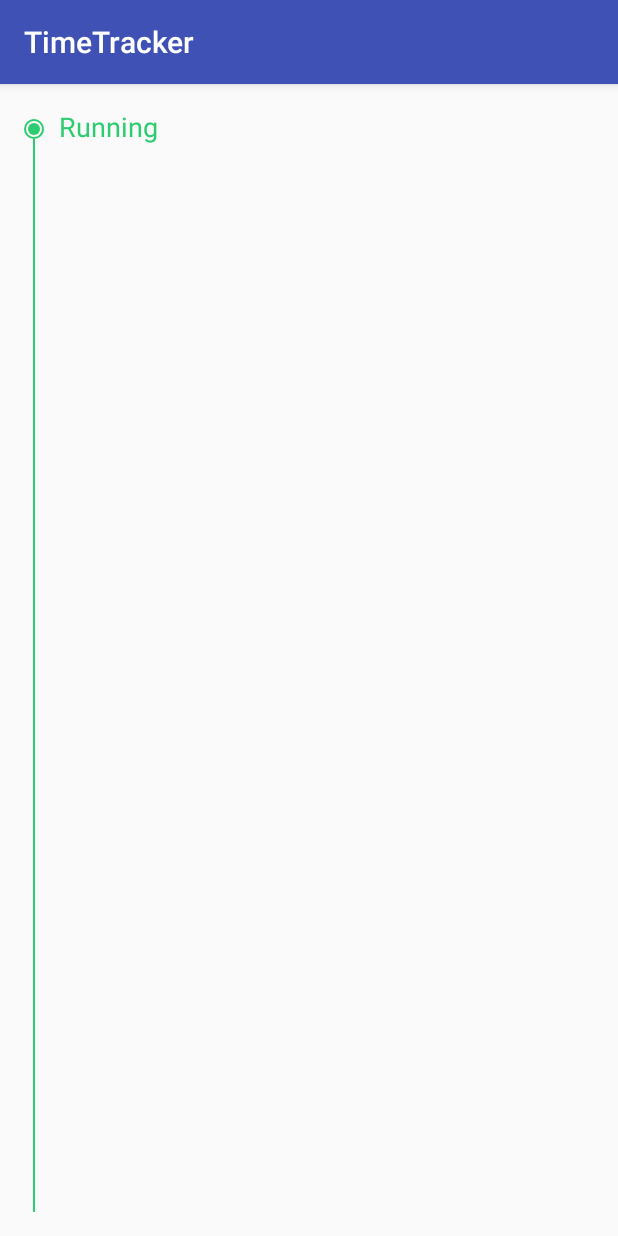
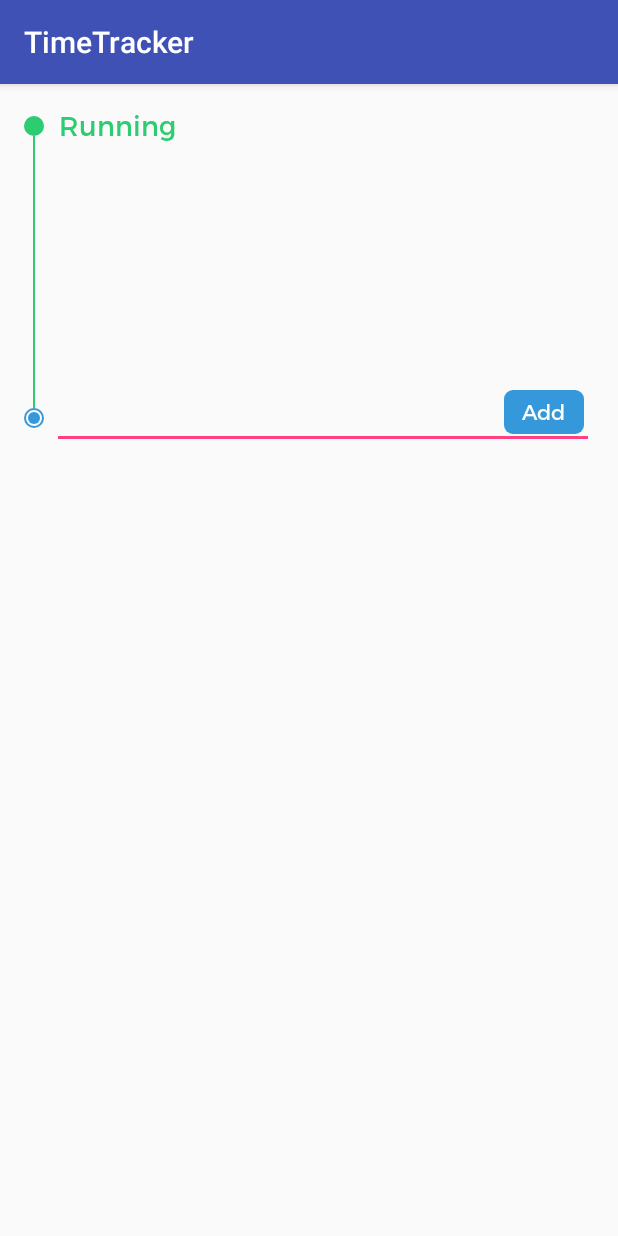
Before and after one commit to eddieberklee/wsup, an Android app: the screen it shows after launch (MainActivity), on a phone screen of 412 x 824 dp. Run offline under Robolectric (Android 15) with nearby library versions, the phone set to English and light mode, and no system bars; libraries missing offline, so code that uses them is left out: com.compscieddy.eddie_utils; 2 statements that could not run were skipped.

Commit message:
custom textview edittext with font and colors, add button

```diff
--- /dev/null
+++ b/app/src/main/java/com/compscieddy/timetracker/FontCache.java
@@ -0,0 +1,59 @@
+package com.compscieddy.timetracker;
+
+import android.content.Context;
+import android.graphics.Typeface;
+
+import java.util.HashMap;
+
+/**
+ * Created by elee on 1/7/16.
+ */
+public class FontCache {
+
+  public static final int MONTSERRAT_HAIRLINE   = 0;
+  public static final int MONTSERRAT_ULTRALIGHT = 1;
+  public static final int MONTSERRAT_LIGHT      = 2;
+  public static final int MONTSERRAT_REGULAR    = 3;
+  public static final int MONTSERRAT_SEMIBOLD   = 4;
+  public static final int MONTSERRAT_BOLD       = 5;
+  public static final int MONTSERRAT_EXTRABOLD  = 6;
+  public static final int MONTSERRAT_BLACK      = 7;
+
+  private static HashMap<Integer, Typeface> fontCache = new HashMap<>();
+
+  public static Typeface get(Context context, int id) {
+    Typeface tf = fontCache.get(id);
+    if (tf == null) {
+      String path = "";
+      switch (id) {
+        case MONTSERRAT_HAIRLINE:
+          path = "Montserrat-Hairline.otf";
+          break;
+        case MONTSERRAT_ULTRALIGHT:
+          path = "Montserrat-UltraLight.otf";
+          break;
+        case MONTSERRAT_LIGHT:
+          path = "Montserrat-Light.otf";
+          break;
+        case MONTSERRAT_REGULAR:
+          path = "Montserrat-Regular.otf";
+          break;
+        case MONTSERRAT_SEMIBOLD:
+          path = "Montserrat-SemiBold.otf";
+          break;
+        case MONTSERRAT_BOLD:
+          path = "Montserrat-Bold.otf";
+          break;
+        case MONTSERRAT_EXTRABOLD:
+          path = "Montserrat-ExtraBold.otf";
+          break;
+        case MONTSERRAT_BLACK:
+          path = "Montserrat-Black.otf";
+          break;
+      }
+      tf = Typeface.createFromAsset(context.getAssets(), path);
+      fontCache.put(id, tf);
+    }
+    return tf;
+  }
+}
--- /dev/null
+++ b/app/src/main/java/com/compscieddy/timetracker/ForadayEditText.java
@@ -0,0 +1,40 @@
+package com.compscieddy.timetracker;
+
+import android.content.Context;
+import android.content.res.TypedArray;
+import android.util.AttributeSet;
+import android.widget.EditText;
+
+import com.compscieddy.eddie_utils.Etils;
+
+/**
+ * Created by elee on 1/7/16.
+ */
+public class ForadayEditText extends EditText {
+
+  public ForadayEditText(Context context, AttributeSet attrs) {
+    super(context, attrs);
+    init(context, attrs);
+  }
+
+  private void init(Context context, AttributeSet attrs) {
+    if (isInEditMode()) return;
+
+    TypedArray ta = context.obtainStyledAttributes(attrs, R.styleable.ForadayEditText);
+    int typefaceId = ta.getInt(R.styleable.ForadayEditText_fontface, FontCache.MONTSERRAT_REGULAR);
+    int color = ta.getInt(R.styleable.ForadayEditText_color, -1);
+    ta.recycle();
+
+    if (color != -1) {
+      setColor(color);
+    }
+    setTypeface(FontCache.get(context, typefaceId));
+  }
+
+  public void setColor(int color) {
+    Etils.applyColorFilter(this.getBackground(), color, true);
+    this.setTextColor(color);
+    this.setHighlightColor(Etils.setAlpha(color, 0.4f));
+  }
+
+}
--- /dev/null
+++ b/app/src/main/java/com/compscieddy/timetracker/ForadayTextView.java
@@ -0,0 +1,29 @@
+package com.compscieddy.timetracker;
+
+import android.content.Context;
+import android.content.res.TypedArray;
+import android.util.AttributeSet;
+import android.widget.TextView;
+
+/**
+ * Created by elee on 1/6/16.
+ */
+public class ForadayTextView extends TextView {
+
+  public ForadayTextView(Context context, AttributeSet attrs) {
+    super(context, attrs);
+    init(context, attrs);
+  }
+
+  private void init(Context context, AttributeSet attrs) {
+    if (isInEditMode()) return;
+
+    TypedArray ta = context.obtainStyledAttributes(attrs, R.styleable.ForadayTextView);
+    int typefaceId = ta.getInt(R.styleable.ForadayTextView_fontface, FontCache.MONTSERRAT_REGULAR);
+    setTypeface(FontCache.get(context, typefaceId));
+    ta.recycle();
+
+  }
+
+
+}
--- /dev/null
+++ b/app/src/main/res/drawable/blue_circle_fill.xml
@@ -0,0 +1,5 @@
+<?xml version="1.0" encoding="utf-8"?>
+<shape xmlns:android="http://schemas.android.com/apk/res/android"
+       android:shape="oval">
+    <solid android:color="@color/flatui_blue_1"/>
+</shape>
--- /dev/null
+++ b/app/src/main/res/drawable/blue_circle_outline.xml
@@ -0,0 +1,6 @@
+<?xml version="1.0" encoding="utf-8"?>
+<shape xmlns:android="http://schemas.android.com/apk/res/android"
+       android:shape="oval">
+    <stroke android:color="@color/flatui_blue_1"
+            android:width="1dp"/>
+</shape>
--- /dev/null
+++ b/app/src/main/res/drawable/blue_circle_outline_layered.xml
@@ -0,0 +1,10 @@
+<?xml version="1.0" encoding="utf-8"?>
+<layer-list xmlns:android="http://schemas.android.com/apk/res/android">
+    <item android:drawable="@drawable/blue_circle_outline"/>
+    <item
+        android:drawable="@drawable/blue_circle_fill"
+        android:bottom="3dp"
+        android:left="3dp"
+        android:right="3dp"
+        android:top="3dp"/>
+</layer-list>
--- /dev/null
+++ b/app/src/main/res/drawable/blue_rounded_fill.xml
@@ -0,0 +1,6 @@
+<?xml version="1.0" encoding="utf-8"?>
+<shape xmlns:android="http://schemas.android.com/apk/res/android"
+    android:shape="rectangle">
+    <corners android:radius="6dp"/>
+    <solid android:color="@color/flatui_blue_1"/>
+</shape>
--- a/app/src/main/res/layout/activity_main.xml
+++ b/app/src/main/res/layout/activity_main.xml
@@ -4,30 +4,31 @@
     xmlns:tools="http://schemas.android.com/tools"
     android:layout_width="match_parent"
     android:layout_height="match_parent"
+    xmlns:app="http://schemas.android.com/apk/res-auto"
     android:orientation="vertical"
     android:paddingBottom="@dimen/activity_vertical_margin"
     android:paddingLeft="@dimen/activity_horizontal_margin"
     android:paddingRight="@dimen/activity_horizontal_margin"
     android:paddingTop="@dimen/activity_vertical_margin"
-    tools:context="com.compscieddy.timetracker.MainActivity">
+    tools:context="com.compscieddy.timetracker.MainActivity"
+    android:clipChildren="false">
 
     <RelativeLayout
         android:layout_width="match_parent"
-        android:layout_height="wrap_content">
+        android:layout_height="200dp">
         <View
             android:id="@+id/event_dot"
             android:layout_width="@dimen/event_dot_size"
             android:layout_height="@dimen/event_dot_size"
-            android:layout_marginTop="7dp"
-            android:layout_gravity="center"
-            android:background="@drawable/green_circle_outline_layered"/>
+            android:layout_marginTop="5dp"
+            android:background="@drawable/green_circle_fill"/>
         <View
             android:layout_width="1dp"
             android:layout_height="match_parent"
             android:layout_below="@id/event_dot"
             android:layout_marginLeft="@dimen/line_left_margin"
             android:background="@color/flatui_green_1"/>
-        <TextView
+        <com.compscieddy.timetracker.ForadayTextView
             android:layout_width="wrap_content"
             android:layout_height="wrap_content"
             android:text="Running"
@@ -37,4 +38,35 @@
             android:textColor="@color/flatui_green_1"/>
     </RelativeLayout>
 
+    <LinearLayout
+        android:layout_width="match_parent"
+        android:layout_height="wrap_content"
+        android:orientation="horizontal"
+        android:clipChildren="false"
+        android:clipToPadding="false">
+        <View
+            android:layout_width="@dimen/event_dot_size"
+            android:layout_height="@dimen/event_dot_size"
+            android:background="@drawable/blue_circle_outline_layered"/>
+        <com.compscieddy.timetracker.ForadayEditText
+            android:layout_width="match_parent"
+            android:layout_height="wrap_content"
+            android:layout_marginLeft="5dp"
+            android:layout_marginTop="-16dp"
+            app:color="@color/flatui_blue_1"/>
+        <com.compscieddy.timetracker.ForadayTextView
+            android:layout_width="wrap_content"
+            android:layout_height="wrap_content"
+            android:text="Add"
+            android:textSize="14sp"
+            android:textColor="@color/white"
+            android:paddingLeft="12dp"
+            android:paddingRight="12dp"
+            android:paddingTop="5dp"
+            android:paddingBottom="5dp"
+            android:layout_marginLeft="-60dp"
+            android:layout_marginTop="-20dp"
+            android:background="@drawable/blue_rounded_fill"/>
+    </LinearLayout>
+
 </LinearLayout>
```
Also changed, not shown: app/src/main/res/values/attrs.xml (added, +24 -0 lines), app/src/main/assets/Montserrat-Black.otf (added), app/src/main/assets/Montserrat-Bold.otf (added), app/src/main/assets/Montserrat-ExtraBold.otf (added), app/src/main/assets/Montserrat-Hairline.otf (added), app/src/main/assets/Montserrat-Light.otf (added), app/src/main/assets/Montserrat-Regular.otf (added), app/src/main/assets/Montserrat-SemiBold.otf (added), app/src/main/assets/Montserrat-UltraLight.otf (added), 2 other files.
